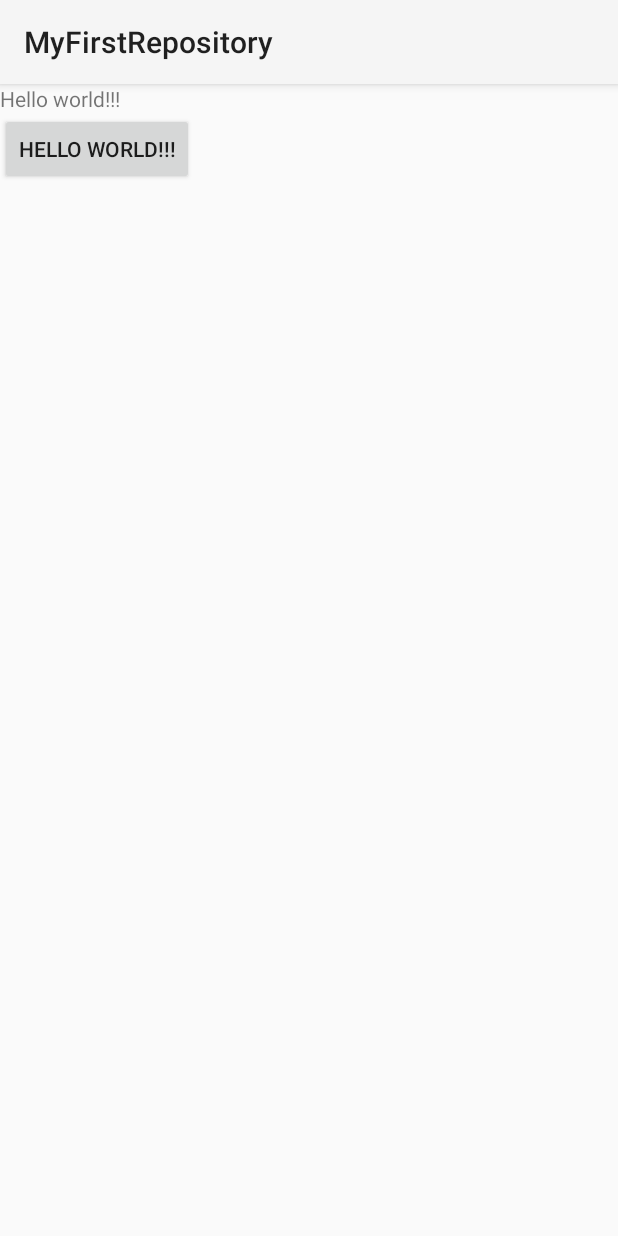
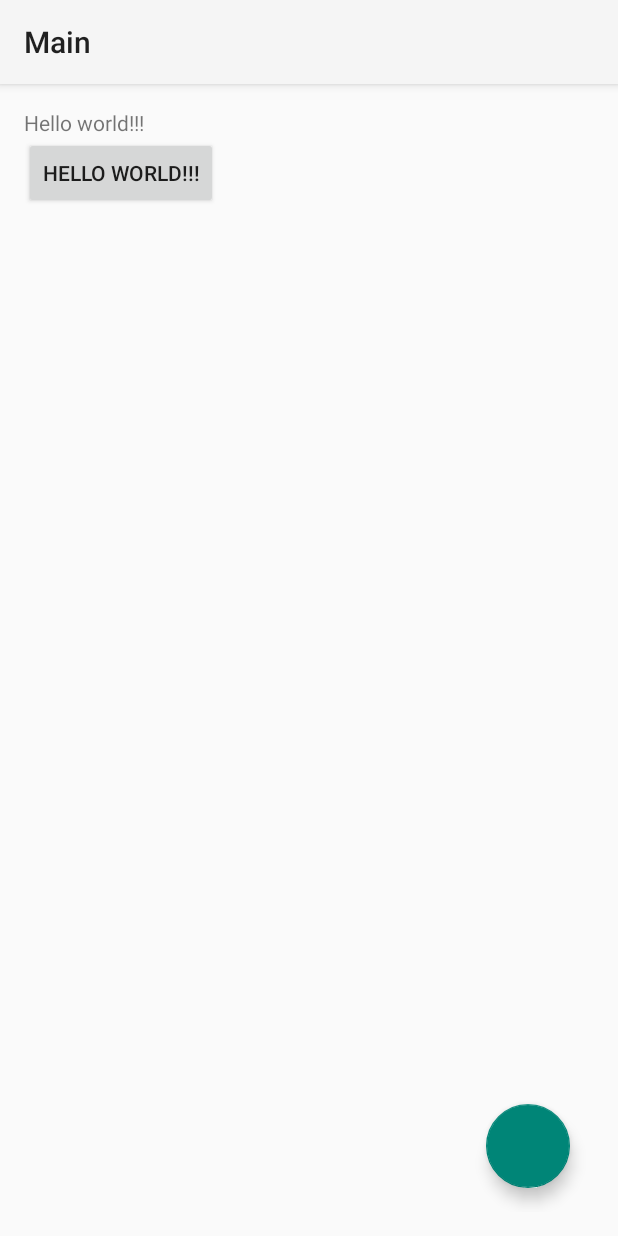
Before and after one commit to sion-wang/myFirstRepository, an Android app: the screen it shows after launch (MainActivity), after a tap on "HELLO WORLD!!!", on a phone screen of 412 x 824 dp. Run offline under Robolectric (Android 15) with nearby library versions, the phone set to English and light mode, and no system bars; our stand-ins replace ButterKnife; libraries missing offline, so code that uses them is left out: rx.android.schedulers, rx.schedulers; 2 statements that could not run were skipped.

Commit message:
[Update]Update.

```diff
--- a/app/src/main/java/com/sion/myfirstrepository/MainActivity.java
+++ b/app/src/main/java/com/sion/myfirstrepository/MainActivity.java
@@ -1,49 +1,90 @@
 package com.sion.myfirstrepository;
 
 import android.os.Bundle;
+import android.support.v7.app.ActionBar;
+import android.support.v7.widget.AppCompatButton;
 import android.util.Log;
-import android.view.MotionEvent;
-import android.view.View;
-import android.widget.Button;
+import android.widget.TextView;
 
-public class MainActivity extends BaseActivity
-{
+import java.util.ArrayList;
+import java.util.Arrays;
+
+import butterknife.BindView;
+import butterknife.ButterKnife;
+import butterknife.OnClick;
+import rx.Observable;
+import rx.Subscriber;
+import rx.android.schedulers.AndroidSchedulers;
+import rx.schedulers.Schedulers;
+
+public class MainActivity extends BaseActivity {
     private static final String TAG = MainActivity.class.getSimpleName();
+    @BindView(R.id.hello_text)
+    TextView helloText;
+    @BindView(R.id.hello_button)
+    AppCompatButton helloButton;
 
     @Override
-    protected void onCreate(Bundle savedInstanceState)
-    {
+    protected void onCreate(Bundle savedInstanceState) {
         super.onCreate(savedInstanceState);
         setContentView(R.layout.activity_main);
-        Button button = (Button)findViewById(R.id.button);
-        button.setOnTouchListener(new View.OnTouchListener() {
-            @Override
-            public boolean onTouch(View view, MotionEvent motionEvent) {
-                switch (motionEvent.getAction()){
-                    case MotionEvent.ACTION_DOWN:
-                        Log.d(TAG, "onTouch Action Down");
-                        return false;
-                    case MotionEvent.ACTION_UP:
-                        Log.d(TAG, "onTouch Action Up");
-                        return false;
-                }
-                return false;
-            }
-        });
+        ButterKnife.bind(this);
+        ActionBar actionBar = getSupportActionBar();
+        actionBar.setTitle("Main");
 
-        button.setOnClickListener(new View.OnClickListener() {
-            @Override
-            public void onClick(View view) {
-                Log.d(TAG, "onClick");
-            }
-        });
+        helloButton.setOnClickListener(v -> handleClick());
 
-        button.setOnLongClickListener(new View.OnLongClickListener() {
-            @Override
-            public boolean onLongClick(View view) {
-                Log.d(TAG, "onLongClick");
-                return false;
-            }
+        new Thread(() -> {
         });
     }
+
+    private void handleClick() {
+        ArrayList<Integer> intArray = new ArrayList<>(Arrays.asList(5, 9, 2, 7, 4, 6, 0, 3, 8, 1));
+
+        Subscriber<String> subscriber = new Subscriber<String>() {
+            @Override
+            public void onCompleted() {
+                Log.d(TAG, "onCompleted");
+            }
+
+            @Override
+            public void onError(Throwable e) {
+                Log.d(TAG, "onError");
+            }
+
+            @Override
+            public void onNext(String number) {
+                Log.d(TAG, number);
+            }
+        };
+
+        Observable.create(new Observable.OnSubscribe<Integer>() {
+            @Override
+            public void call(Subscriber<? super Integer> subscriber) {
+                for (Integer i : intArray) subscriber.onNext(i);
+                subscriber.onCompleted();
+            }
+        })
+                .map(integer -> integer >= 5 ? integer.toString() + " >= 5" : integer.toString() + " < 5")
+                .subscribeOn(Schedulers.io())
+                .observeOn(AndroidSchedulers.mainThread())
+                .subscribe(subscriber);
+    }
+
+    @OnClick(R.id.hello_button)
+    public void onHelloButtonClick() {
+    }
+
+    @OnClick(R.id.hello_text)
+    public void onHelloTextClick() {
+    }
+
+//    @OnClick({R.id.hello_button})
+//    public void onClick(View view) {
+//        switch (view.getId()) {
+//            case R.id.hello_button:
+//                startActivity(new Intent(MainActivity.this, HelloActivity.class));
+//                break;
+//        }
+//    }
 }
--- /dev/null
+++ b/app/src/main/res/layout/activity_hello.xml
@@ -0,0 +1,5 @@
+<?xml version="1.0" encoding="utf-8"?>
+<RelativeLayout xmlns:android="http://schemas.android.com/apk/res/android"
+    android:layout_width="match_parent" android:layout_height="match_parent">
+
+</RelativeLayout>
--- a/app/src/main/res/layout/activity_main.xml
+++ b/app/src/main/res/layout/activity_main.xml
@@ -1,18 +1,28 @@
 <RelativeLayout xmlns:android="http://schemas.android.com/apk/res/android"
     android:layout_width="match_parent"
-    android:layout_height="match_parent">
+    android:layout_height="match_parent"
+    android:layout_margin="@dimen/activity_horizontal_margin">
 
     <TextView
-        android:id="@+id/text"
+        android:id="@+id/hello_text"
         android:layout_width="wrap_content"
         android:layout_height="wrap_content"
         android:text="@string/hello_world" />
 
-    <Button
-        android:id="@+id/button"
-        android:layout_below="@id/text"
+    <android.support.v7.widget.AppCompatButton
+        android:id="@+id/hello_button"
+        android:layout_below="@id/hello_text"
         android:layout_width="wrap_content"
         android:layout_height="wrap_content"
         android:text="@string/hello_world"/>
 
+    <android.support.design.widget.FloatingActionButton
+        android:id="@+id/floating_button"
+        android:layout_width="wrap_content"
+        android:layout_height="wrap_content"
+        android:layout_alignParentEnd="true"
+        android:layout_alignParentRight="true"
+        android:layout_alignParentBottom="true"
+        android:layout_margin="16dp"/>
+
 </RelativeLayout>
--- a/app/src/main/res/values/dimens.xml
+++ b/app/src/main/res/values/dimens.xml
@@ -4,4 +4,5 @@
     <dimen name="activity_horizontal_margin">16dp</dimen>
     <dimen name="activity_vertical_margin">16dp</dimen>
 
+    <dimen name="activity_vertical_padding">6dp</dimen>
 </resources>
--- a/build.gradle
+++ b/build.gradle
@@ -2,9 +2,12 @@
 buildscript {
     repositories {
         jcenter()
+        mavenCentral()
     }
     dependencies {
         classpath 'com.android.tools.build:gradle:2.2.3'
+        classpath 'com.jakewharton:butterknife-gradle-plugin:8.4.0'
+        classpath 'me.tatarka:gradle-retrolambda:3.1.0'
     }
 }
 
```
Also changed, not shown: app/build.gradle (+25 -0 lines), app/src/main/AndroidManifest.xml (+8 -4 lines), app/src/main/java/com/sion/myfirstrepository/HelloActivity.java (added, +20 -0 lines), 1 other file.
